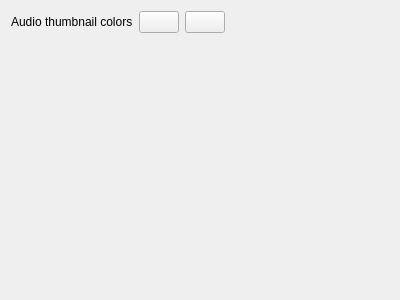
First picture: the form in src/ui/configcolors_ui.ui, repository KDE/kdenlive, before the edit.
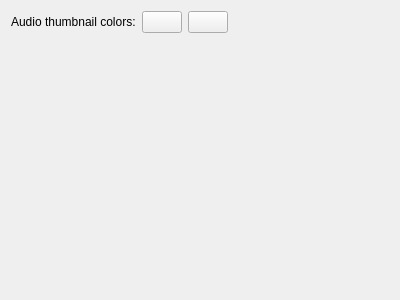
Second picture: the form after the edit. Custom widgets are drawn as their Qt base class.

Diff of the .ui file:
```diff
--- a/src/ui/configcolors_ui.ui
+++ b/src/ui/configcolors_ui.ui
@@ -14,7 +14,7 @@
    <item row="0" column="0">
     <widget class="QLabel" name="label_3">
      <property name="text">
-      <string>Audio thumbnail colors</string>
+      <string>Audio thumbnail colors:</string>
      </property>
     </widget>
    </item>
```
